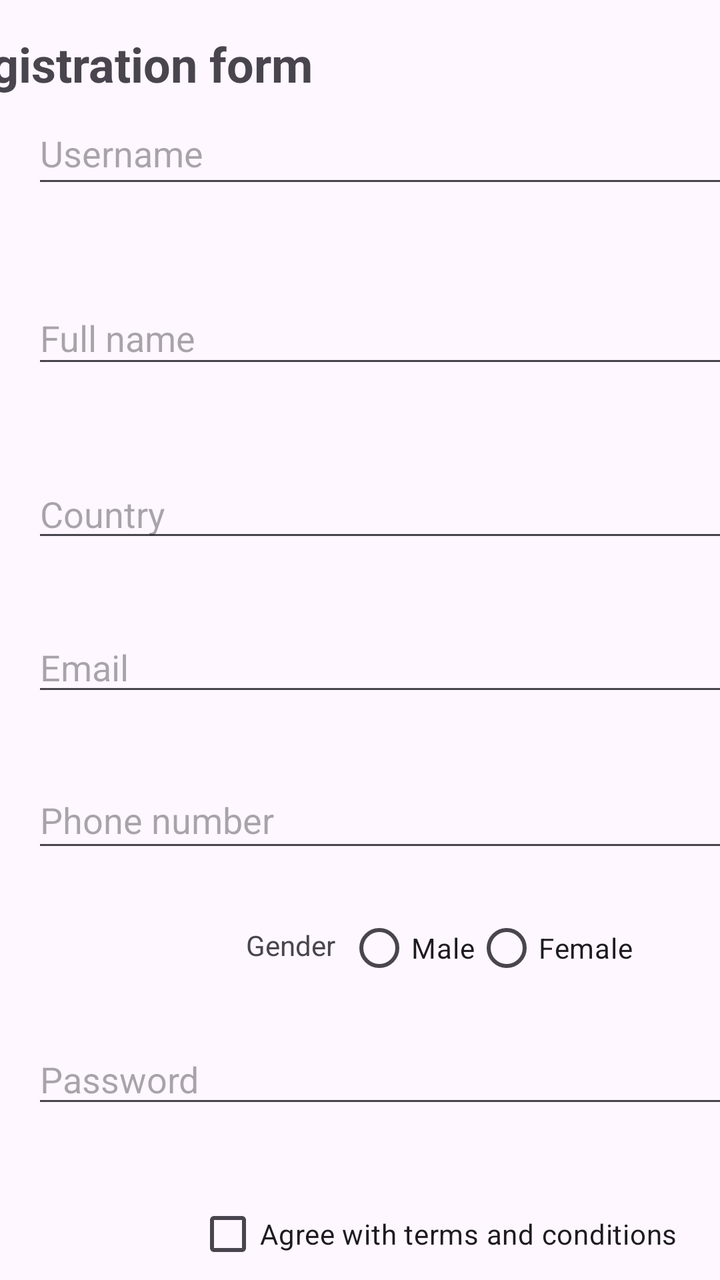
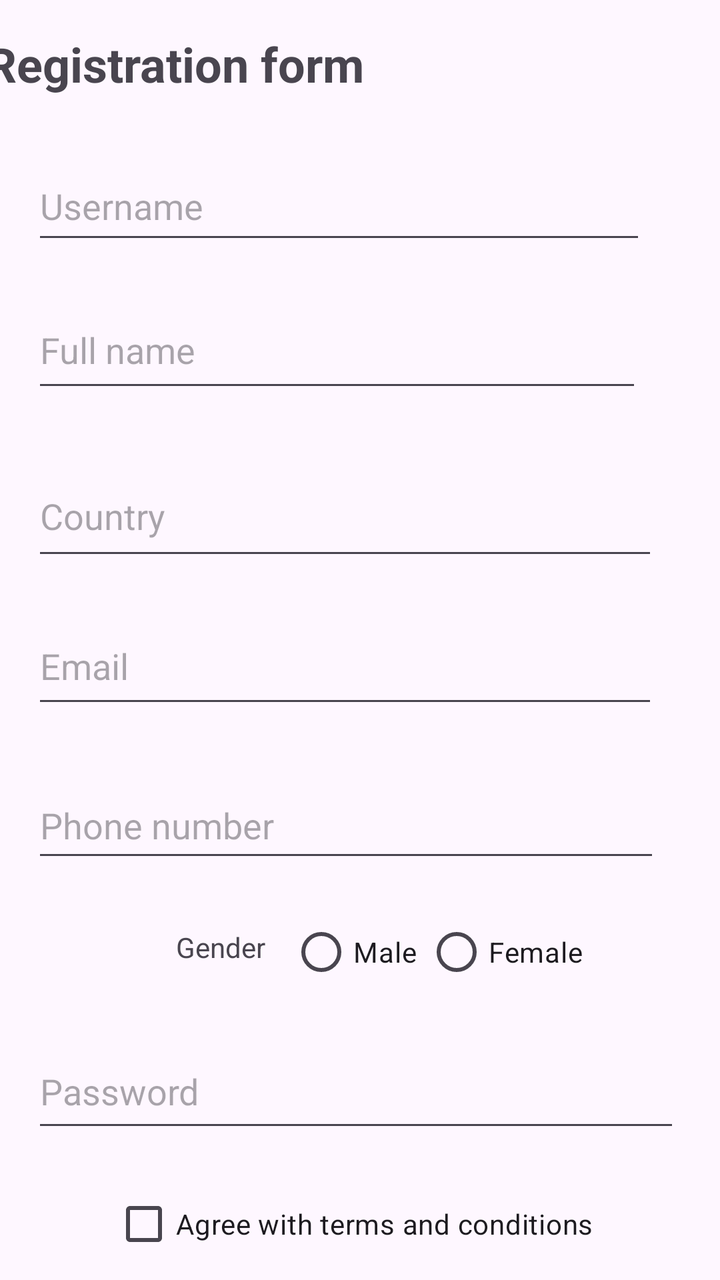

The first picture is an Android layout as it rendered before a commit; the second is the same layout after the commit. The layout source and the unified diff follow.
<!-- AndroidManifest.xml: application theme Theme.RegistrationApp -->
<!-- res/layout/activity_main.xml -->
<?xml version="1.0" encoding="utf-8"?>
<androidx.constraintlayout.widget.ConstraintLayout xmlns:android="http://schemas.android.com/apk/res/android"
    xmlns:app="http://schemas.android.com/apk/res-auto"
    xmlns:tools="http://schemas.android.com/tools"
    android:id="@+id/main"
    android:layout_width="match_parent"
    android:layout_height="match_parent"
    tools:context=".MainActivity">

    <TextView
        android:layout_width="wrap_content"
        android:layout_height="wrap_content"
        android:layout_marginTop="15dp"
        android:layout_marginEnd="204dp"
        android:text="Registration form"
        android:textSize="24sp"
        android:textStyle="bold"
        app:layout_constraintBottom_toBottomOf="parent"
        app:layout_constraintEnd_toEndOf="parent"
        app:layout_constraintTop_toTopOf="parent"
        app:layout_constraintVertical_bias="0.001" />

    <EditText
        android:id="@+id/editTextText"
        android:layout_width="372dp"
        android:layout_height="48dp"
        android:layout_marginStart="16dp"
        android:layout_marginTop="51dp"
        android:ems="10"
        android:hint="Username"
        android:inputType="text"
        app:layout_constraintStart_toStartOf="parent"
        app:layout_constraintTop_toTopOf="parent" />

    <EditText
        android:id="@+id/editTextText2"
        android:layout_width="374dp"
        android:layout_height="43dp"
        android:layout_marginStart="16dp"
        android:layout_marginTop="146dp"
        android:ems="10"
        android:hint="Full name"
        android:inputType="text"
        app:layout_constraintStart_toStartOf="parent"
        app:layout_constraintTop_toTopOf="parent" />

    <EditText
        android:id="@+id/editTextText3"
        android:layout_width="374dp"
        android:layout_height="41dp"
        android:layout_marginStart="16dp"
        android:layout_marginTop="235dp"
        android:ems="10"
        android:hint="Country"
        android:inputType="text"
        app:layout_constraintStart_toStartOf="parent"
        app:layout_constraintTop_toTopOf="parent" />

    <EditText
        android:id="@+id/editTextTextEmailAddress"
        android:layout_width="369dp"
        android:layout_height="42dp"
        android:layout_marginStart="16dp"
        android:layout_marginTop="311dp"
        android:ems="10"
        android:hint="Email"
        android:inputType="textEmailAddress"
        app:layout_constraintStart_toStartOf="parent"
        app:layout_constraintTop_toTopOf="parent" />

    <EditText
        android:id="@+id/editTextPhone"
        android:layout_width="367dp"
        android:layout_height="45dp"
        android:layout_marginStart="16dp"
        android:layout_marginTop="386dp"
        android:ems="10"
        android:hint="Phone number"
        android:inputType="phone"
        app:layout_constraintStart_toStartOf="parent"
        app:layout_constraintTop_toTopOf="parent" />

    <TextView
        android:id="@+id/textView"
        android:layout_width="wrap_content"
        android:layout_height="wrap_content"
        android:layout_marginStart="123dp"
        android:layout_marginTop="463dp"
        android:text="Gender"
        app:layout_constraintStart_toStartOf="parent"
        app:layout_constraintTop_toTopOf="parent" />

    <EditText
        android:id="@+id/editTextTextPassword"
        android:layout_width="366dp"
        android:layout_height="42dp"
        android:layout_marginStart="16dp"
        android:layout_marginTop="517dp"
        android:ems="10"
        android:hint="Password"
        android:inputType="textPassword"
        app:layout_constraintStart_toStartOf="parent"
        app:layout_constraintTop_toTopOf="parent" />

    <CheckBox
        android:id="@+id/checkBox"
        android:layout_width="wrap_content"
        android:layout_height="wrap_content"
        android:layout_marginStart="98dp"
        android:layout_marginTop="593dp"
        android:text="Agree with terms and conditions"
        app:layout_constraintStart_toStartOf="parent"
        app:layout_constraintTop_toTopOf="parent" />

    <RadioButton
        android:id="@+id/radioButton"
        android:layout_width="wrap_content"
        android:layout_height="wrap_content"
        android:layout_marginStart="6dp"
        android:layout_marginTop="450dp"
        android:text="Male"
        app:layout_constraintStart_toEndOf="@+id/textView"
        app:layout_constraintTop_toTopOf="parent" />

    <RadioButton
        android:id="@+id/radioButton2"
        android:layout_width="wrap_content"
        android:layout_height="wrap_content"
        android:layout_marginTop="450dp"
        android:text="Female"
        app:layout_constraintStart_toEndOf="@+id/radioButton"
        app:layout_constraintTop_toTopOf="parent" />

</androidx.constraintlayout.widget.ConstraintLayout>
<!-- resources referenced by this layout -->
<resources>
  <style name="Theme.RegistrationApp" parent="Base.Theme.RegistrationApp" />
  <style name="Base.Theme.RegistrationApp" parent="Theme.Material3.DayNight.NoActionBar">
          
          
      </style>
</resources>

<!-- the commit's change to res/layout/activity_main.xml (unified diff, before → after) -->
@@ -10,72 +10,79 @@
     <TextView
         android:layout_width="wrap_content"
         android:layout_height="wrap_content"
+        android:layout_marginStart="18dp"
         android:layout_marginTop="15dp"
         android:layout_marginEnd="204dp"
-        android:text="Registration form"
+        android:text="@string/registration_form"
         android:textSize="24sp"
         android:textStyle="bold"
         app:layout_constraintBottom_toBottomOf="parent"
         app:layout_constraintEnd_toEndOf="parent"
+        app:layout_constraintStart_toStartOf="parent"
         app:layout_constraintTop_toTopOf="parent"
         app:layout_constraintVertical_bias="0.001" />
 
     <EditText
         android:id="@+id/editTextText"
-        android:layout_width="372dp"
-        android:layout_height="48dp"
+        android:layout_width="307dp"
+        android:layout_height="51dp"
         android:layout_marginStart="16dp"
-        android:layout_marginTop="51dp"
+        android:layout_marginTop="76dp"
+        android:autofillHints="username"
         android:ems="10"
-        android:hint="Username"
+        android:hint="@string/hint_username"
         android:inputType="text"
         app:layout_constraintStart_toStartOf="parent"
         app:layout_constraintTop_toTopOf="parent" />
 
     <EditText
         android:id="@+id/editTextText2"
-        android:layout_width="374dp"
-        android:layout_height="43dp"
+        android:layout_width="305dp"
+        android:layout_height="55dp"
         android:layout_marginStart="16dp"
         android:layout_marginTop="146dp"
+        android:autofillHints="name"
         android:ems="10"
-        android:hint="Full name"
+        android:hint="@string/hint_full_name"
         android:inputType="text"
         app:layout_constraintStart_toStartOf="parent"
         app:layout_constraintTop_toTopOf="parent" />
 
     <EditText
         android:id="@+id/editTextText3"
-        android:layout_width="374dp"
-        android:layout_height="41dp"
+        android:layout_width="313dp"
+        android:layout_height="57dp"
         android:layout_marginStart="16dp"
-        android:layout_marginTop="235dp"
+        android:layout_marginTop="228dp"
+        android:autofillHints="countryName"
         android:ems="10"
-        android:hint="Country"
+        android:hint="@string/hint_country"
         android:inputType="text"
         app:layout_constraintStart_toStartOf="parent"
         app:layout_constraintTop_toTopOf="parent" />
 
     <EditText
         android:id="@+id/editTextTextEmailAddress"
-        android:layout_width="369dp"
-        android:layout_height="42dp"
+        android:layout_width="313dp"
+        android:layout_height="55dp"
         android:layout_marginStart="16dp"
-        android:layout_marginTop="311dp"
+        android:layout_marginTop="304dp"
+        android:autofillHints="emailAddress"
         android:ems="10"
-        android:hint="Email"
+        android:hint="@string/hint_email"
         android:inputType="textEmailAddress"
         app:layout_constraintStart_toStartOf="parent"
         app:layout_constraintTop_toTopOf="parent" />
 
     <EditText
         android:id="@+id/editTextPhone"
-        android:layout_width="367dp"
-        android:layout_height="45dp"
+        android:layout_width="314dp"
+        android:layout_height="50dp"
         android:layout_marginStart="16dp"
         android:layout_marginTop="386dp"
+        android:autofillHints="phone"
         android:ems="10"
-        android:hint="Phone number"
+        android:hint="@string/hint_phone_number"
         android:inputType="phone"
         app:layout_constraintStart_toStartOf="parent"
         app:layout_constraintTop_toTopOf="parent" />
@@ -84,20 +91,45 @@
         android:id="@+id/textView"
         android:layout_width="wrap_content"
         android:layout_height="wrap_content"
-        android:layout_marginStart="123dp"
-        android:layout_marginTop="463dp"
-        android:text="Gender"
+        android:layout_marginStart="88dp"
+        android:layout_marginTop="464dp"
+        android:text="@string/gender_label"
         app:layout_constraintStart_toStartOf="parent"
         app:layout_constraintTop_toTopOf="parent" />
 
+    <RadioGroup
+        android:id="@+id/radioGroupGender"
+        android:layout_width="wrap_content"
+        android:layout_height="wrap_content"
+        android:orientation="horizontal"
+        android:layout_marginStart="12dp"
+        android:layout_marginTop="452dp"
+        app:layout_constraintStart_toEndOf="@+id/textView"
+        app:layout_constraintTop_toTopOf="parent">
+
+        <RadioButton
+            android:id="@+id/radioButton"
+            android:layout_width="wrap_content"
+            android:layout_height="wrap_content"
+            android:text="@string/radio_male" />
+
+        <RadioButton
+            android:id="@+id/radioButton2"
+            android:layout_width="wrap_content"
+            android:layout_height="wrap_content"
+            android:layout_marginStart="4dp"
+            android:text="@string/radio_female" />
+    </RadioGroup>
+
     <EditText
         android:id="@+id/editTextTextPassword"
-        android:layout_width="366dp"
-        android:layout_height="42dp"
+        android:layout_width="324dp"
+        android:layout_height="54dp"
         android:layout_marginStart="16dp"
         android:layout_marginTop="517dp"
+        android:autofillHints="password"
         android:ems="10"
-        android:hint="Password"
+        android:hint="@string/hint_password"
         android:inputType="textPassword"
         app:layout_constraintStart_toStartOf="parent"
         app:layout_constraintTop_toTopOf="parent" />
@@ -106,29 +138,20 @@
         android:id="@+id/checkBox"
         android:layout_width="wrap_content"
         android:layout_height="wrap_content"
-        android:layout_marginStart="98dp"
-        android:layout_marginTop="593dp"
-        android:text="Agree with terms and conditions"
+        android:layout_marginStart="56dp"
+        android:layout_marginTop="588dp"
+        android:text="@string/terms_and_conditions"
         app:layout_constraintStart_toStartOf="parent"
         app:layout_constraintTop_toTopOf="parent" />
 
-    <RadioButton
-        android:id="@+id/radioButton"
+    <Button
+        android:id="@+id/button"
         android:layout_width="wrap_content"
         android:layout_height="wrap_content"
-        android:layout_marginStart="6dp"
-        android:layout_marginTop="450dp"
-        android:text="Male"
-        app:layout_constraintStart_toEndOf="@+id/textView"
-        app:layout_constraintTop_toTopOf="parent" />
-
-    <RadioButton
-        android:id="@+id/radioButton2"
-        android:layout_width="wrap_content"
-        android:layout_height="wrap_content"
-        android:layout_marginTop="450dp"
-        android:text="Female"
-        app:layout_constraintStart_toEndOf="@+id/radioButton"
+        android:layout_marginStart="124dp"
+        android:layout_marginTop="646dp"
+        android:text="@string/create_account"
+        app:layout_constraintStart_toStartOf="parent"
         app:layout_constraintTop_toTopOf="parent" />
 
 </androidx.constraintlayout.widget.ConstraintLayout>
<!-- resource entries referenced after the edit -->
@@ -1,5 +1,17 @@
 <!-- resources referenced by this layout -->
 <resources>
+  <string name="create_account">Create account</string>
+  <string name="gender_label">Gender</string>
+  <string name="hint_country">Country</string>
+  <string name="hint_email">Email</string>
+  <string name="hint_full_name">Full name</string>
+  <string name="hint_password">Password</string>
+  <string name="hint_phone_number">Phone number</string>
+  <string name="hint_username">Username</string>
+  <string name="radio_female">Female</string>
+  <string name="radio_male">Male</string>
+  <string name="registration_form">Registration form</string>
+  <string name="terms_and_conditions">Agree with terms and conditions</string>
   <style name="Theme.RegistrationApp" parent="Base.Theme.RegistrationApp" />
   <style name="Base.Theme.RegistrationApp" parent="Theme.Material3.DayNight.NoActionBar">
           
